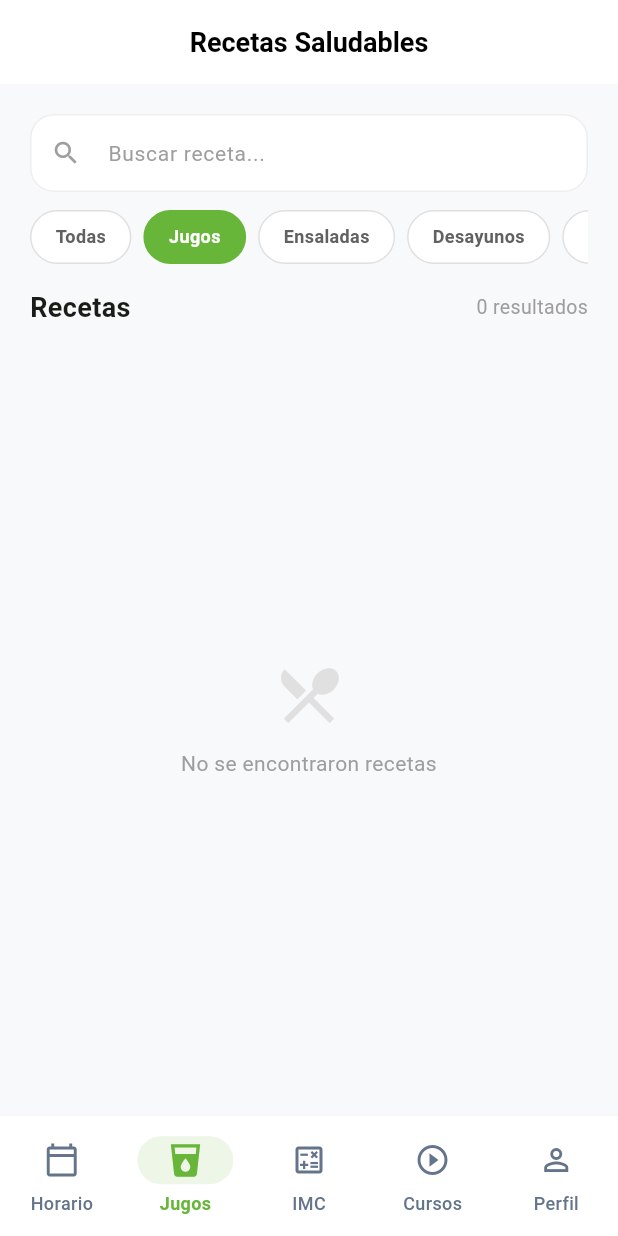
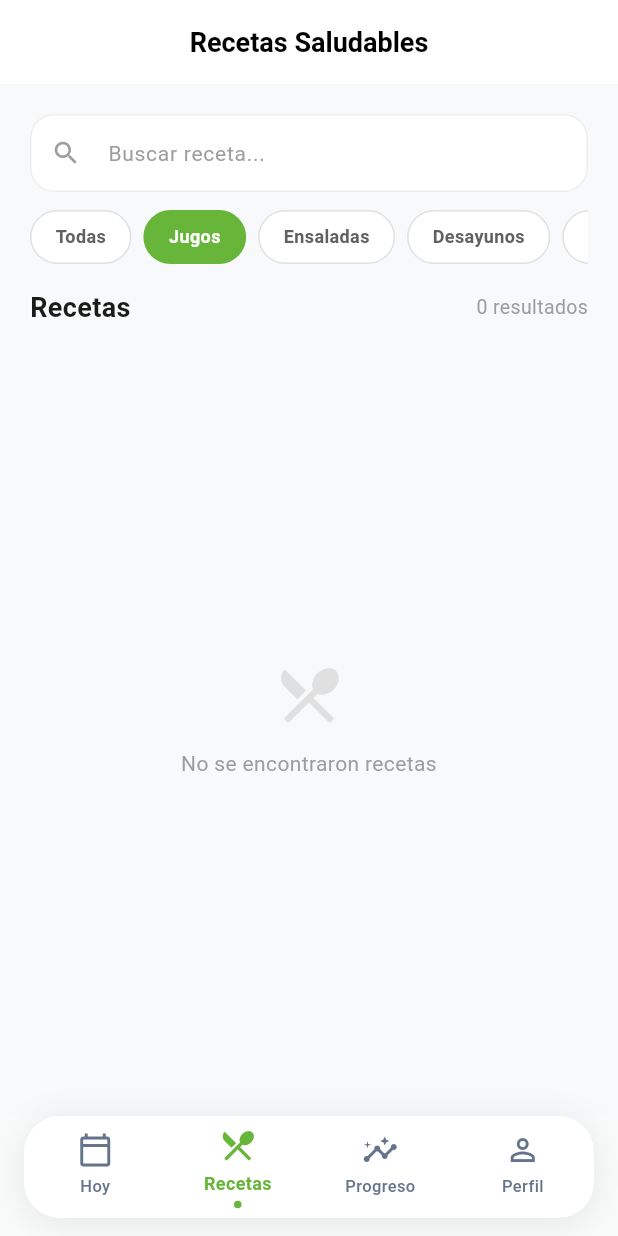
Before and after one commit to WebFixSoluciones/appaloec, a Flutter app: the HomeScreen screen opened by its route, item 2 of the bottom bar chosen, after a tap on "Jugos", on a phone screen of 412 x 824 dp. Run offline on Flutter 3.47's test engine with Material 3 defaults, Android fonts, the phone set to English and light mode, and no system bars; our stand-ins replace cached_network_image, cloud_firestore, firebase_analytics, firebase_auth, firebase_core, firebase_crashlytics and 4 more; missing offline and left inert: flutter_facebook_auth; accounts and stored records are empty.

Commit message:
feat: rewire HomeScreen with 4-tab Wellness Premium nav, FAB, and animated transitions
Co-Authored-By: Claude Opus 4.6 (1M context) <noreply@anthropic.com>

```diff
--- a/aloec_mobile/lib/features/home/presentation/screens/home_screen.dart
+++ b/aloec_mobile/lib/features/home/presentation/screens/home_screen.dart
@@ -1,12 +1,11 @@
 import 'package:flutter/material.dart';
 import 'package:flutter_riverpod/flutter_riverpod.dart';
-
-import '../../../../core/constants/app_colors.dart';
-import '../../../bmi/presentation/screens/bmi_calculator_screen.dart';
-import '../../../courses/presentation/screens/courses_screen.dart';
-import '../../../juices/presentation/screens/juice_schedule_screen.dart';
 import '../../../juices/presentation/screens/juices_screen.dart';
 import '../../../profile/presentation/screens/profile_screen.dart';
+import '../../../progress/presentation/screens/progress_screen.dart';
+import '../widgets/wellness_bottom_nav.dart';
+import '../widgets/protocol_fab.dart';
+import 'today_screen.dart';
 
 class HomeScreen extends ConsumerStatefulWidget {
   const HomeScreen({super.key});
@@ -19,88 +18,31 @@ class _HomeScreenState extends ConsumerState<HomeScreen> {
   int _selectedIndex = 0;
 
   final List<Widget> _screens = const [
-    JuiceScheduleScreen(),
+    TodayScreen(),
     JuicesScreen(),
-    BmiCalculatorScreen(),
-    CoursesScreen(),
+    ProgressScreen(),
     ProfileScreen(),
   ];
 
   @override
   Widget build(BuildContext context) {
     return Scaffold(
-      body: IndexedStack(
+      body: AnimatedSwitcher(
+        duration: const Duration(milliseconds: 200),
+        transitionBuilder: (child, animation) =>
+            FadeTransition(opacity: animation, child: child),
+        child: IndexedStack(
+          key: ValueKey(_selectedIndex),
           index: _selectedIndex,
           children: _screens,
         ),
-      bottomNavigationBar: NavigationBarTheme(
-        data: NavigationBarThemeData(
-          indicatorColor: AppColors.primaryGreen.withOpacity(0.12),
-          labelTextStyle: WidgetStateProperty.resolveWith((states) {
-            if (states.contains(WidgetState.selected)) {
-              return const TextStyle(
-                color: AppColors.primaryGreen,
-                fontWeight: FontWeight.w600,
-                fontSize: 12,
-              );
-            }
-            return const TextStyle(
-              color: AppColors.textLight,
-              fontWeight: FontWeight.w500,
-              fontSize: 12,
-            );
-          }),
-          iconTheme: WidgetStateProperty.resolveWith((states) {
-            if (states.contains(WidgetState.selected)) {
-              return const IconThemeData(
-                color: AppColors.primaryGreen,
-                size: 26,
-              );
-            }
-            return const IconThemeData(
-              color: AppColors.textLight,
-              size: 24,
-            );
-          }),
       ),
-        child: NavigationBar(
+      floatingActionButton: const ProtocolFab(),
+      bottomNavigationBar: WellnessBottomNav(
         selectedIndex: _selectedIndex,
         onDestinationSelected: (index) {
-            setState(() {
-              _selectedIndex = index;
-            });
+          setState(() => _selectedIndex = index);
         },
-          backgroundColor: AppColors.white,
-          elevation: 8,
-          shadowColor: AppColors.textDark.withOpacity(0.2),
-          destinations: const [
-            NavigationDestination(
-              icon: Icon(Icons.calendar_today_outlined),
-              selectedIcon: Icon(Icons.calendar_today),
-              label: 'Horario',
-            ),
-            NavigationDestination(
-              icon: Icon(Icons.local_drink_outlined),
-              selectedIcon: Icon(Icons.local_drink),
-              label: 'Jugos',
-            ),
-            NavigationDestination(
-              icon: Icon(Icons.calculate_outlined),
-              selectedIcon: Icon(Icons.calculate),
-              label: 'IMC',
-            ),
-            NavigationDestination(
-              icon: Icon(Icons.play_circle_outline),
-              selectedIcon: Icon(Icons.play_circle),
-              label: 'Cursos',
-            ),
-            NavigationDestination(
-              icon: Icon(Icons.person_outline),
-              selectedIcon: Icon(Icons.person),
-              label: 'Perfil',
-            ),
-          ],
-        ),
       ),
     );
   }
```
Lines whose indentation alone changed are shown as unchanged.
